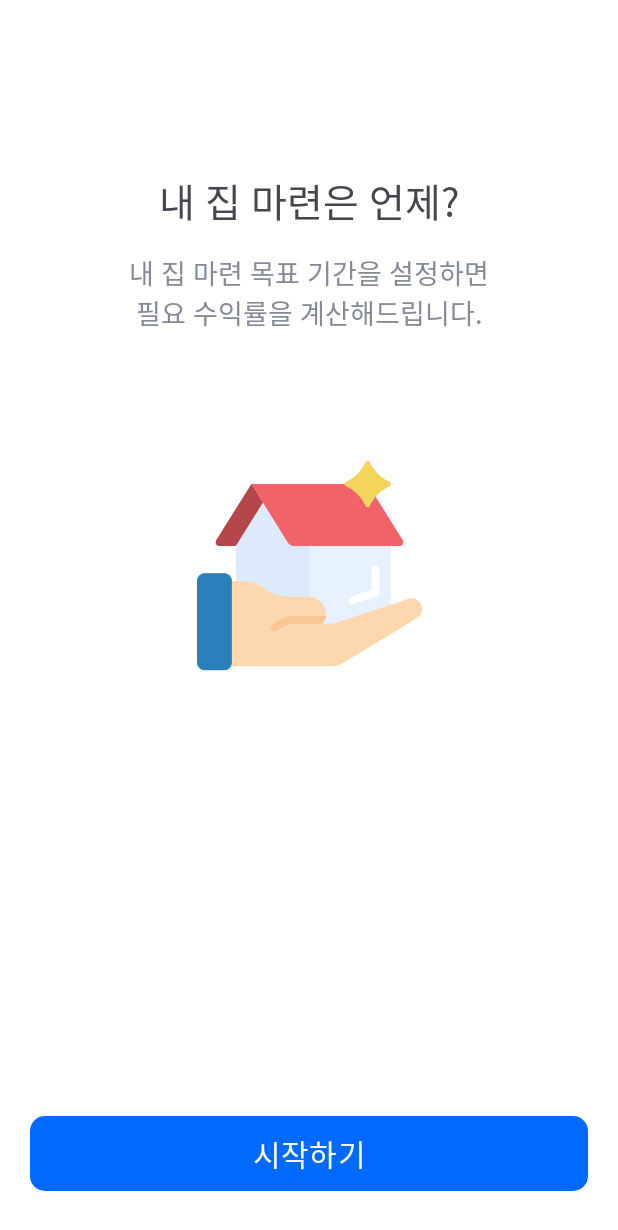
After one commit to 23-Samsung-Securities/FE, an Android app: the layout fragment_onboarding.xml on its own in the app's theme, with its tools: preview values and no code run, on a phone screen of 412 x 824 dp. The commit adds this screen. Shown: the top 1230 px of the screen. Run offline under Robolectric (Android 15) with nearby library versions, the phone set to English and light mode, and no system bars.

Commit message:
[Design] :lipstick: 내 집 마련 온보딩 화면 구성
Fixes : #2

```diff
--- /dev/null
+++ b/app/src/main/java/com/samsung/monimo/UI/OnboardingFragment.kt
@@ -0,0 +1,35 @@
+package com.samsung.monimo.UI
+
+import android.os.Bundle
+import android.view.LayoutInflater
+import android.view.View
+import android.view.ViewGroup
+import androidx.fragment.app.Fragment
+import com.samsung.monimo.R
+import com.samsung.monimo.databinding.FragmentOnboardingBinding
+
+class OnboardingFragment : Fragment() {
+
+    lateinit var binding: FragmentOnboardingBinding
+
+    override fun onCreateView(
+        inflater: LayoutInflater,
+        container: ViewGroup?,
+        savedInstanceState: Bundle?,
+    ): View? {
+        binding = FragmentOnboardingBinding.inflate(inflater)
+
+        initView()
+
+
+        return binding.root
+    }
+
+    fun initView() {
+        binding.run {
+            toolbar.run {
+                title = "내 집 마련"
+            }
+        }
+    }
+}
--- /dev/null
+++ b/app/src/main/res/drawable/btn_background.xml
@@ -0,0 +1,6 @@
+<?xml version="1.0" encoding="utf-8"?>
+<shape xmlns:android="http://schemas.android.com/apk/res/android">
+    <solid android:color="@color/main_color"/>
+
+    <corners android:radius="10dp"/>
+</shape>
--- a/app/src/main/res/layout/activity_main.xml
+++ b/app/src/main/res/layout/activity_main.xml
@@ -9,6 +9,7 @@
 
     <androidx.fragment.app.FragmentContainerView
         android:id="@+id/fragmentContainerView"
+        android:name="com.samsung.monimo.UI.OnboardingFragment"
         android:layout_width="match_parent"
         android:layout_height="match_parent" />
 </LinearLayout>
--- /dev/null
+++ b/app/src/main/res/layout/fragment_onboarding.xml
@@ -0,0 +1,72 @@
+<?xml version="1.0" encoding="utf-8"?>
+<androidx.constraintlayout.widget.ConstraintLayout xmlns:android="http://schemas.android.com/apk/res/android"
+    xmlns:app="http://schemas.android.com/apk/res-auto"
+    xmlns:tools="http://schemas.android.com/tools"
+    android:layout_width="match_parent"
+    android:layout_height="match_parent"
+    tools:context=".UI.OnboardingFragment" >
+
+    <com.google.android.material.appbar.MaterialToolbar
+        android:id="@+id/toolbar"
+        android:layout_width="match_parent"
+        android:layout_height="wrap_content"
+        android:background="@color/white"
+        android:minHeight="?attr/actionBarSize"
+        android:theme="@style/ToolbarTheme"
+        app:layout_constraintEnd_toEndOf="parent"
+        app:layout_constraintStart_toStartOf="parent"
+        app:layout_constraintTop_toTopOf="parent"
+        app:titleCentered="true" />
+
+    <TextView
+        android:id="@+id/textViewOnboarding"
+        android:layout_width="0dp"
+        android:layout_height="wrap_content"
+        android:layout_marginTop="50dp"
+        android:fontFamily="@font/pretendard_semi_bold"
+        android:text="내 집 마련은 언제?"
+        android:textAlignment="center"
+        android:textSize="26sp"
+        app:layout_constraintEnd_toEndOf="parent"
+        app:layout_constraintStart_toStartOf="parent"
+        app:layout_constraintTop_toBottomOf="@+id/toolbar" />
+
+    <TextView
+        android:id="@+id/textViewOnboarding2"
+        android:layout_width="0dp"
+        android:layout_height="wrap_content"
+        android:layout_marginTop="15dp"
+        android:fontFamily="@font/pretendard_regular"
+        android:text="내 집 마련 목표 기간을 설정하면\n필요 수익률을 계산해드립니다."
+        android:textAlignment="center"
+        android:textColor="#858A94"
+        android:textSize="18sp"
+        app:layout_constraintEnd_toEndOf="parent"
+        app:layout_constraintStart_toStartOf="parent"
+        app:layout_constraintTop_toBottomOf="@+id/textViewOnboarding" />
+
+    <ImageView
+        android:id="@+id/imageView"
+        android:layout_width="150dp"
+        android:layout_height="150dp"
+        android:layout_marginTop="80dp"
+        android:src="@drawable/img_onboarding"
+        app:layout_constraintEnd_toEndOf="parent"
+        app:layout_constraintStart_toStartOf="parent"
+        app:layout_constraintTop_toBottomOf="@+id/textViewOnboarding2" />
+
+    <Button
+        android:id="@+id/buttonNext"
+        android:layout_width="0dp"
+        android:layout_height="wrap_content"
+        android:layout_marginStart="20dp"
+        android:layout_marginEnd="20dp"
+        android:layout_marginBottom="30dp"
+        android:background="@drawable/btn_background"
+        android:fontFamily="@font/pretendard_semi_bold"
+        android:text="시작하기"
+        android:textSize="20sp"
+        app:layout_constraintBottom_toBottomOf="parent"
+        app:layout_constraintEnd_toEndOf="parent"
+        app:layout_constraintStart_toStartOf="parent" />
+</androidx.constraintlayout.widget.ConstraintLayout>
```
Also changed, not shown: app/src/main/res/drawable/img_onboarding.png (added).
